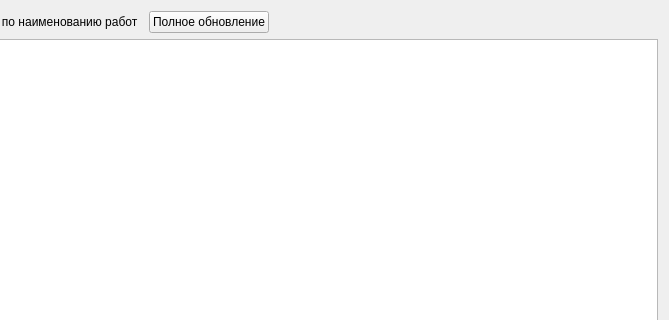
The window that formliter.ui (Sergeyego/el_zp) describes before a commit, drawn with Qt 5; both pictures show x 388 to 1057 and y 0 to 320 of the 1057 by 622 pixel window.
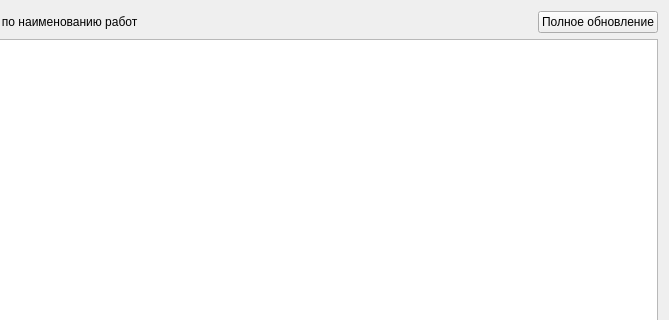
The same window after the commit. Custom widgets are drawn as their Qt base class.

```diff
--- a/formliter.ui
+++ b/formliter.ui
@@ -40,13 +40,6 @@
        </property>
       </widget>
      </item>
-     <item>
-      <widget class="QPushButton" name="pushButtonFullUpd">
-       <property name="text">
-        <string>Полное обновление</string>
-       </property>
-      </widget>
-     </item>
      <item>
       <spacer name="horizontalSpacer">
        <property name="orientation">
@@ -60,6 +53,13 @@
        </property>
       </spacer>
      </item>
+     <item>
+      <widget class="QPushButton" name="pushButtonFullUpd">
+       <property name="text">
+        <string>Полное обновление</string>
+       </property>
+      </widget>
+     </item>
     </layout>
    </item>
    <item>
```
